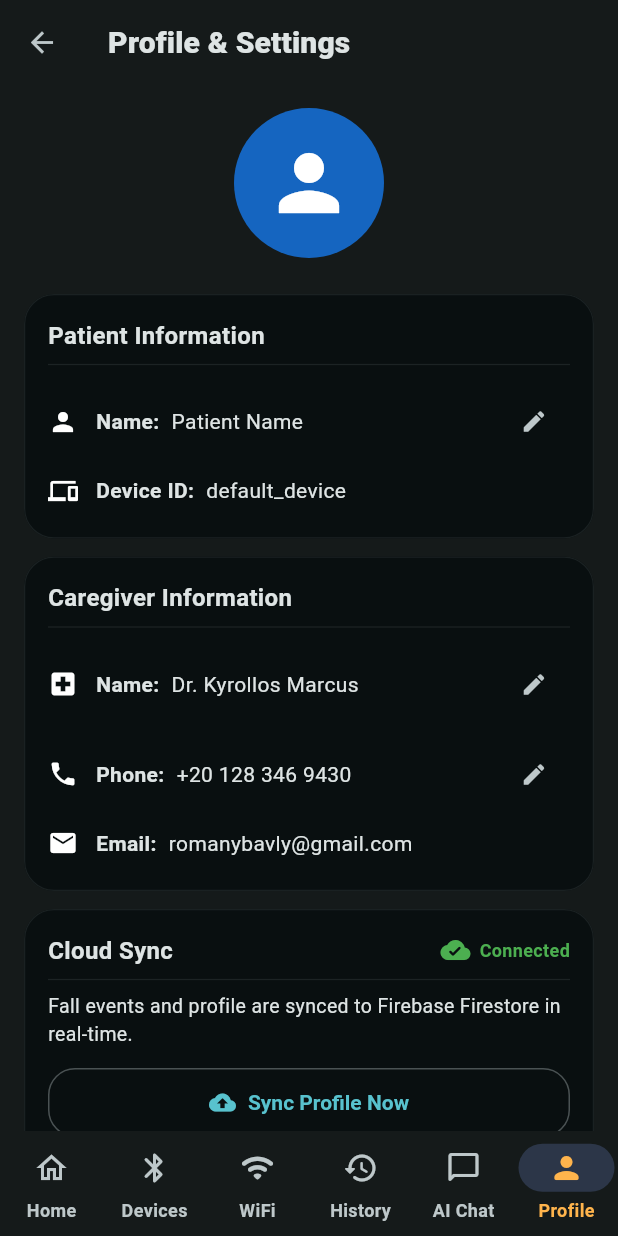
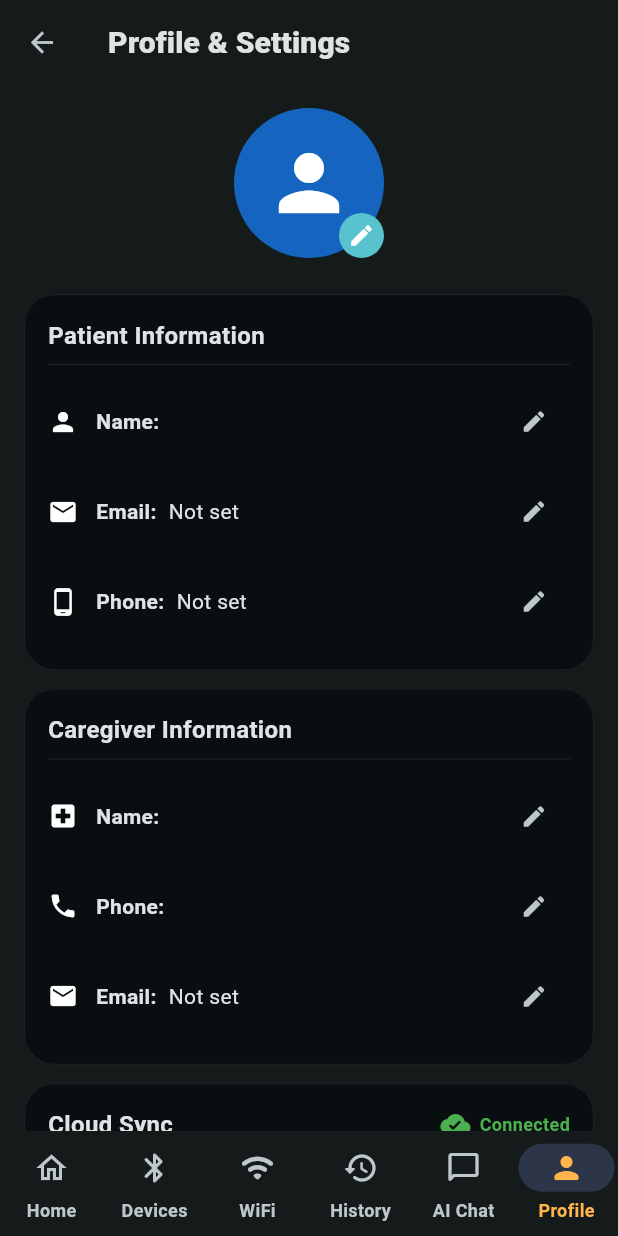
Before and after one commit to bavly276-cell/fall-app, a Flutter app: the ProfileScreen screen opened directly, on a phone screen of 412 x 824 dp. Run offline on Flutter 3.47's test engine with Material 3 defaults, Android fonts, the phone set to English and light mode, and no system bars; our stand-ins replace cloud_firestore, csv, firebase_core, flutter_blue_plus, geolocator, google_generative_ai and 3 more; missing offline and left inert: flutter_background_service, telephony, wifi_scan; accounts and stored records are empty.

Commit message:
Update onboarding, profile, and animations

```diff
--- a/lib/main.dart
+++ b/lib/main.dart
@@ -67,8 +67,8 @@ class FallDetectionApp extends StatelessWidget {
       title: 'SafeWatch Fall Detection',
       debugShowCheckedModeBanner: false,
       themeMode: appState.isDarkMode ? ThemeMode.dark : ThemeMode.light,
-      themeAnimationDuration: const Duration(milliseconds: 1),
-      themeAnimationCurve: Curves.linear,
+      themeAnimationDuration: const Duration(milliseconds: 220),
+      themeAnimationCurve: Curves.easeInOut,
       theme: AppTheme.lightTheme(),
       darkTheme: AppTheme.darkTheme(),
       home: const StartupClockScreen(),
--- a/lib/screens/profile_screen.dart
+++ b/lib/screens/profile_screen.dart
@@ -1,4 +1,6 @@
+import 'dart:convert';
 import 'package:flutter/material.dart';
+import 'package:image_picker/image_picker.dart';
 import 'package:provider/provider.dart';
 import '../services/app_state.dart';
 import '../services/ble_service.dart';
@@ -17,6 +19,7 @@ class ProfileScreen extends StatefulWidget {
 class _ProfileScreenState extends State<ProfileScreen> {
   bool _autoReconnect = BleService.autoReconnectEnabled;
   bool _backgroundRunning = false;
+  final ImagePicker _picker = ImagePicker();
 
   @override
   void initState() {
@@ -29,6 +32,14 @@ class _ProfileScreenState extends State<ProfileScreen> {
     if (mounted) setState(() => _backgroundRunning = running);
   }
 
+  Future<void> _changePatientPhoto(AppState state) async {
+    final picked = await _picker.pickImage(source: ImageSource.gallery);
+    if (picked == null) return;
+    final bytes = await picked.readAsBytes();
+    final base64 = base64Encode(bytes);
+    await state.setPatientPhotoBase64(base64);
+  }
+
   @override
   Widget build(BuildContext context) {
     final state = Provider.of<AppState>(context);
@@ -39,11 +50,40 @@ class _ProfileScreenState extends State<ProfileScreen> {
         padding: const EdgeInsets.all(16),
         children: [
           // Avatar
-          const Center(
-            child: CircleAvatar(
-              radius: 50,
-              backgroundColor: Color(0xFF1565C0),
-              child: Icon(Icons.person, size: 60, color: Colors.white),
+          Center(
+            child: GestureDetector(
+              onTap: () => _changePatientPhoto(state),
+              child: Stack(
+                alignment: Alignment.bottomRight,
+                children: [
+                  CircleAvatar(
+                    radius: 50,
+                    backgroundColor: const Color(0xFF1565C0),
+                    backgroundImage: state.patientPhotoBase64 != null
+                        ? MemoryImage(base64Decode(state.patientPhotoBase64!))
+                        : null,
+                    child: state.patientPhotoBase64 == null
+                        ? const Icon(
+                            Icons.person,
+                            size: 60,
+                            color: Colors.white,
+                          )
+                        : null,
+                  ),
+                  Container(
+                    decoration: BoxDecoration(
+                      color: Theme.of(context).colorScheme.primary,
+                      shape: BoxShape.circle,
+                    ),
+                    padding: const EdgeInsets.all(6),
+                    child: const Icon(
+                      Icons.edit,
+                      size: 18,
+                      color: Colors.white,
+                    ),
+                  ),
+                ],
+              ),
             ),
           ),
           const SizedBox(height: 24),
@@ -57,7 +97,20 @@ class _ProfileScreenState extends State<ProfileScreen> {
               state.patientName,
               (val) => state.patientName = val,
             ),
-            _infoRow(Icons.devices, 'Device ID', FirestoreService.deviceId),
+            _editableRow(
+              context,
+              Icons.email,
+              'Email',
+              state.patientEmail.isNotEmpty ? state.patientEmail : 'Not set',
+              (val) => state.patientEmail = val,
+            ),
+            _editableRow(
+              context,
+              Icons.phone_android,
+              'Phone',
+              state.patientPhone.isNotEmpty ? state.patientPhone : 'Not set',
+              (val) => state.patientPhone = val,
+            ),
           ]),
           const SizedBox(height: 12),
 
@@ -77,7 +130,15 @@ class _ProfileScreenState extends State<ProfileScreen> {
               state.caregiverPhone,
               (val) => state.caregiverPhone = val,
             ),
-            _infoRow(Icons.email, 'Email', 'romanybavly@gmail.com'),
+            _editableRow(
+              context,
+              Icons.email,
+              'Email',
+              state.caregiverEmail.isNotEmpty
+                  ? state.caregiverEmail
+                  : 'Not set',
+              (val) => state.caregiverEmail = val,
+            ),
           ]),
           const SizedBox(height: 12),
 
--- a/lib/services/app_state.dart
+++ b/lib/services/app_state.dart
@@ -30,13 +30,25 @@ class AppState extends ChangeNotifier {
   bool get isMonitoring => _monitoring;
 
   // ── Caregiver / Patient ──
-  String _caregiverName = 'Dr. Kyrollos Marcus';
-  String _patientName = 'Patient Name';
-  String _caregiverPhone = '+20 128 346 9430';
+  String _caregiverName = '';
+  String _patientName = '';
+  String _caregiverPhone = '';
+  String _patientPhone = '';
+  String _caregiverEmail = '';
+  String _patientEmail = '';
+
+  String? _patientPhotoBase64;
+
+  bool _onboardingComplete = false;
 
   String get caregiverName => _caregiverName;
   String get patientName => _patientName;
   String get caregiverPhone => _caregiverPhone;
+  String get patientPhone => _patientPhone;
+  String get caregiverEmail => _caregiverEmail;
+  String get patientEmail => _patientEmail;
+  String? get patientPhotoBase64 => _patientPhotoBase64;
+  bool get onboardingComplete => _onboardingComplete;
 
   set caregiverName(String v) {
     _caregiverName = v;
@@ -56,6 +68,46 @@ class AppState extends ChangeNotifier {
     _caregiverPhone = v;
     _saveStringPref(AppConstants.prefCaregiverPhone, v);
     _syncProfileToCloud();
+    notifyListeners();
+  }
+
+  set patientPhone(String v) {
+    _patientPhone = v;
+    _saveStringPref(AppConstants.prefPatientPhone, v);
+    _syncProfileToCloud();
+    notifyListeners();
+  }
+
+  set caregiverEmail(String v) {
+    _caregiverEmail = v;
+    _saveStringPref(AppConstants.prefCaregiverEmail, v);
+    _syncProfileToCloud();
+    notifyListeners();
+  }
+
+  set patientEmail(String v) {
+    _patientEmail = v;
+    _saveStringPref(AppConstants.prefPatientEmail, v);
+    _syncProfileToCloud();
+    notifyListeners();
+  }
+
+  void markOnboardingComplete() {
+    _onboardingComplete = true;
+    _saveBoolPref(AppConstants.prefOnboardingComplete, true);
+    notifyListeners();
+  }
+
+  Future<void> setPatientPhotoBase64(String? base64) async {
+    _patientPhotoBase64 = base64;
+    try {
+      final prefs = await SharedPreferences.getInstance();
+      if (base64 == null || base64.isEmpty) {
+        await prefs.remove(AppConstants.prefProfilePhoto);
+      } else {
+        await prefs.setString(AppConstants.prefProfilePhoto, base64);
+      }
+    } catch (_) {}
     notifyListeners();
   }
 
@@ -102,10 +154,22 @@ class AppState extends ChangeNotifier {
       isDarkMode = prefs.getBool(AppConstants.prefDarkMode) ?? isDarkMode;
       _patientName =
           prefs.getString(AppConstants.prefPatientName) ?? _patientName;
+      _patientPhone =
+          prefs.getString(AppConstants.prefPatientPhone) ?? _patientPhone;
+      _patientEmail =
+          prefs.getString(AppConstants.prefPatientEmail) ?? _patientEmail;
       _caregiverName =
           prefs.getString(AppConstants.prefCaregiverName) ?? _caregiverName;
       _caregiverPhone =
           prefs.getString(AppConstants.prefCaregiverPhone) ?? _caregiverPhone;
+      _caregiverEmail =
+          prefs.getString(AppConstants.prefCaregiverEmail) ?? _caregiverEmail;
+      final storedPhoto = prefs.getString(AppConstants.prefProfilePhoto);
+      _patientPhotoBase64 = (storedPhoto != null && storedPhoto.isNotEmpty)
+          ? storedPhoto
+          : null;
+      _onboardingComplete =
+          prefs.getBool(AppConstants.prefOnboardingComplete) ?? false;
       smsAlertEnabled = prefs.getBool('sms_alert_enabled') ?? smsAlertEnabled;
       autoSmsOnConfirm =
           prefs.getBool('auto_sms_on_confirm') ?? autoSmsOnConfirm;
@@ -147,6 +211,9 @@ class AppState extends ChangeNotifier {
       _patientName = profile['patientName'] as String? ?? _patientName;
       _caregiverName = profile['caregiverName'] as String? ?? _caregiverName;
       _caregiverPhone = profile['caregiverPhone'] as String? ?? _caregiverPhone;
+      _patientPhone = profile['patientPhone'] as String? ?? _patientPhone;
+      _patientEmail = profile['patientEmail'] as String? ?? _patientEmail;
+      _caregiverEmail = profile['caregiverEmail'] as String? ?? _caregiverEmail;
       smsAlertEnabled = profile['smsAlertEnabled'] as bool? ?? smsAlertEnabled;
       autoSmsOnConfirm =
           profile['autoSmsOnConfirm'] as bool? ?? autoSmsOnConfirm;
@@ -578,8 +645,11 @@ class AppState extends ChangeNotifier {
     if (!_firebaseReady) return;
     FirestoreService.saveProfile(
       patientName: patientName,
+      patientPhone: patientPhone,
+      patientEmail: patientEmail.isNotEmpty ? patientEmail : null,
       caregiverName: caregiverName,
       caregiverPhone: caregiverPhone,
+      caregiverEmail: caregiverEmail.isNotEmpty ? caregiverEmail : null,
       smsAlertEnabled: smsAlertEnabled,
       autoSmsOnConfirm: autoSmsOnConfirm,
     );
--- a/lib/services/firestore_service.dart
+++ b/lib/services/firestore_service.dart
@@ -125,16 +125,22 @@ class FirestoreService {
   /// Save user profile to Firestore.
   static Future<void> saveProfile({
     required String patientName,
+    String? patientPhone,
+    String? patientEmail,
     required String caregiverName,
     required String caregiverPhone,
+    String? caregiverEmail,
     bool smsAlertEnabled = true,
     bool autoSmsOnConfirm = true,
   }) async {
     try {
       await _userDoc.set({
         'patientName': patientName,
+        if (patientPhone != null) 'patientPhone': patientPhone,
+        if (patientEmail != null) 'patientEmail': patientEmail,
         'caregiverName': caregiverName,
         'caregiverPhone': caregiverPhone,
+        if (caregiverEmail != null) 'caregiverEmail': caregiverEmail,
         'smsAlertEnabled': smsAlertEnabled,
         'autoSmsOnConfirm': autoSmsOnConfirm,
         'updatedAt': FieldValue.serverTimestamp(),
--- a/lib/utils/constants.dart
+++ b/lib/utils/constants.dart
@@ -44,8 +44,11 @@ class AppConstants {
   // SharedPreferences Keys
   static const String prefDarkMode = 'dark_mode';
   static const String prefPatientName = 'patient_name';
+  static const String prefPatientPhone = 'patient_phone';
+  static const String prefPatientEmail = 'patient_email';
   static const String prefCaregiverName = 'caregiver_name';
   static const String prefCaregiverPhone = 'caregiver_phone';
+  static const String prefCaregiverEmail = 'caregiver_email';
   static const String prefProfilePhoto = 'profile_photo_base64';
   static const String prefOnboardingComplete = 'onboarding_complete';
   static const String prefFallHistory = 'fall_history';
```
Also changed, not shown: lib/screens/patient_onboarding_screen.dart (added, +216 -0 lines), lib/screens/startup_clock_screen.dart (+13 -5 lines).
